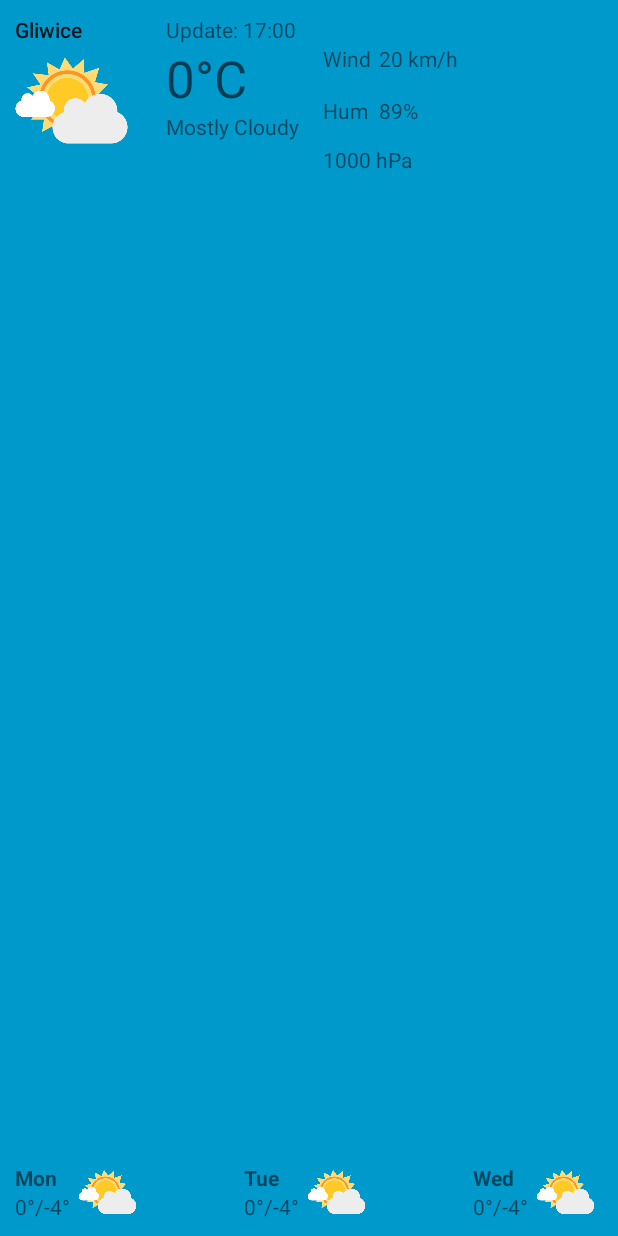
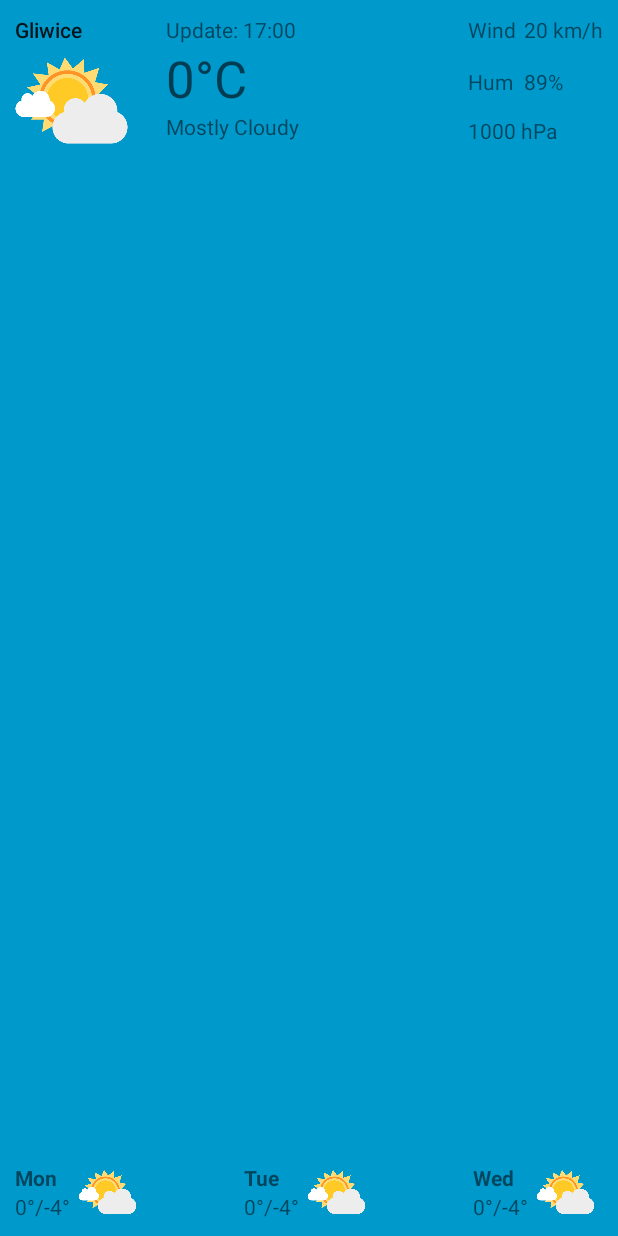
Before and after one commit to pierzchalatomasz/Weather, an Android app: the layout weather_widget.xml on its own in the app's theme, with its tools: preview values and no code run, on a phone screen of 412 x 824 dp. Run offline under Robolectric (Android 15) with nearby library versions, the phone set to English and light mode, and no system bars.

Commit message:
CurrentWeather deserialization
Create deserialization for CurrentWeather + update hour.
Improve layout with wind, humidity and pressure.

```diff
--- a/app/src/main/java/com/example/u410/weather/DataSerialization/Current/CurrentWeather.java
+++ b/app/src/main/java/com/example/u410/weather/DataSerialization/Current/CurrentWeather.java
@@ -16,6 +16,8 @@ public class CurrentWeather {
 
     Main main;
 
+    Wind wind;
+
     public String getName() {
         return name;
     }
@@ -27,4 +29,6 @@ public class CurrentWeather {
     public Main getMain() {
         return main;
     }
+
+    public Wind getWind() { return wind; }
 }
--- a/app/src/main/res/layout/weather_widget.xml
+++ b/app/src/main/res/layout/weather_widget.xml
@@ -66,9 +66,8 @@
             <RelativeLayout
                 android:layout_width="wrap_content"
                 android:layout_height="100dp"
-                android:layout_below="@+id/city"
-                android:layout_toRightOf="@+id/currentWeatherDescription"
-                android:layout_toEndOf="@+id/currentWeatherDescription"
+                android:layout_alignParentTop="true"
+                android:layout_alignParentRight="true"
                 android:textSize="10sp"
                 android:typeface="monospace"
                 android:textStyle="normal|bold">
@@ -78,8 +77,6 @@
                     android:layout_width="wrap_content"
                     android:layout_height="wrap_content"
                     android:id="@+id/labelWind"
-                    android:layout_alignBaseline="@+id/currentWeatherDescription"
-                    android:layout_alignBottom="@+id/currentWeatherDescription"
                     android:layout_alignLeft="@+id/labelHumidity"
                     android:layout_alignStart="@+id/labelHumidity"
                     android:layout_marginRight="5dp" />
```
Also changed, not shown: app/src/main/java/com/example/u410/weather/DataSerialization/Current/Main.java (+10 -0 lines), app/src/main/java/com/example/u410/weather/DataSerialization/Current/Wind.java (added, +16 -0 lines), app/src/main/java/com/example/u410/weather/WeatherWidget.java (+15 -0 lines).
